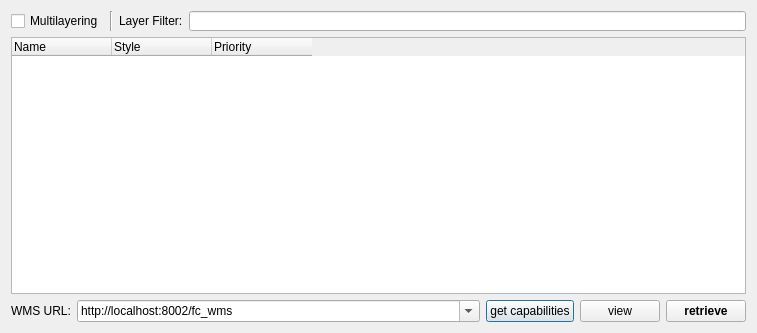
Open-MSS/MSS, file mslib/msui/ui/ui_wms_multilayers.ui: the form before one commit.
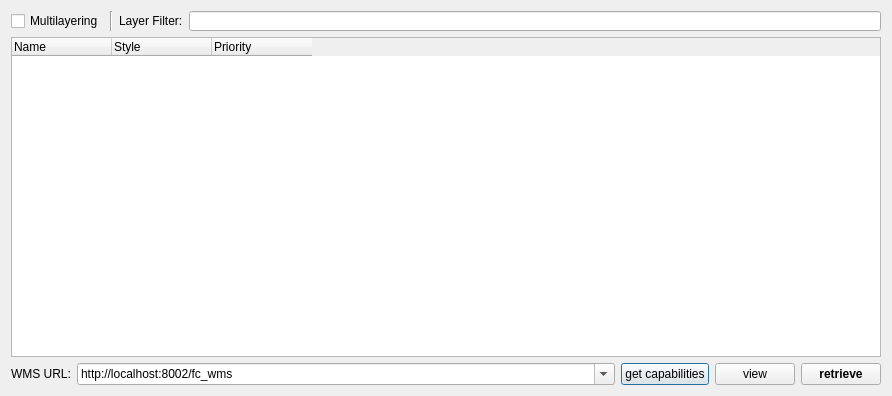
The form after the commit.

Diff of the .ui file:
```diff
--- a/mslib/msui/ui/ui_wms_multilayers.ui
+++ b/mslib/msui/ui/ui_wms_multilayers.ui
@@ -6,8 +6,8 @@
    <rect>
     <x>0</x>
     <y>0</y>
-    <width>757</width>
-    <height>333</height>
+    <width>892</width>
+    <height>396</height>
    </rect>
   </property>
   <property name="windowTitle">
```
